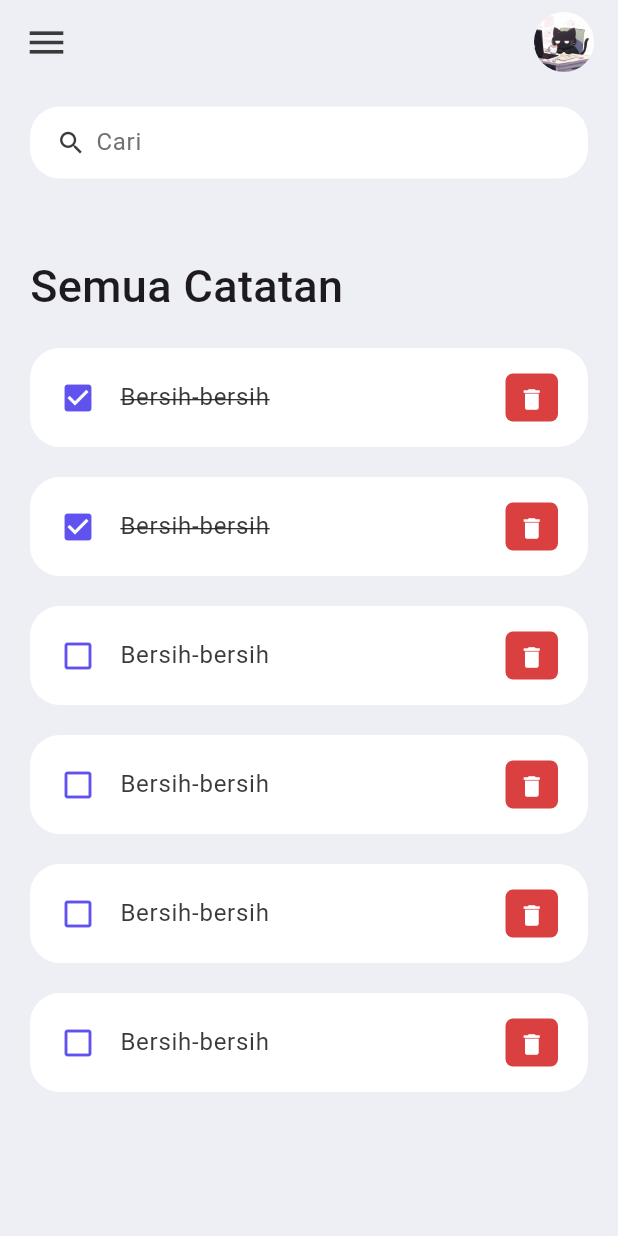
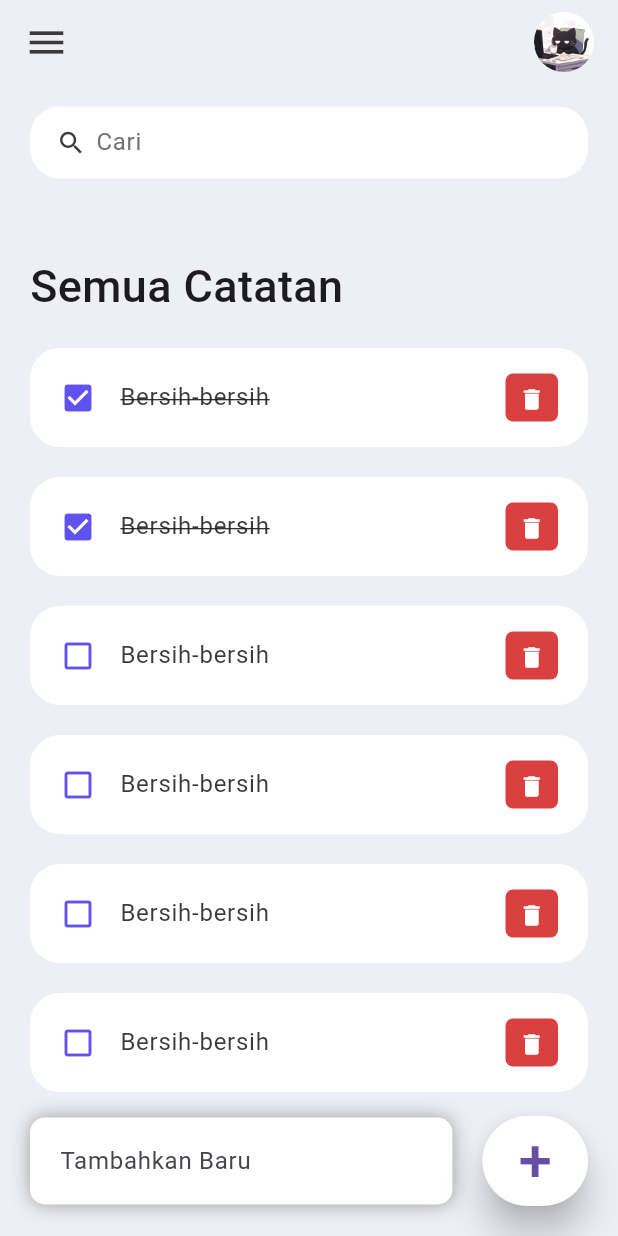
Before and after one commit to HengkerKucing/ToDo_Mobile, a Flutter app: the screen it shows after launch, on a phone screen of 412 x 824 dp. Run offline on Flutter 3.47's test engine with Material 3 defaults, Android fonts, the phone set to English and light mode, and no system bars.

Commit message:
add catatan section

```diff
--- a/lib/screens/home.dart
+++ b/lib/screens/home.dart
@@ -13,7 +13,9 @@ class HomePage extends StatelessWidget {
     return Scaffold(
       backgroundColor: tdBGColor,
         appBar: _buildAppBar(),
-        body: Container(
+        body: Stack(
+          children: [
+            Container(
               padding: EdgeInsets.symmetric(
                 horizontal: 20,
                 vertical: 15
@@ -36,6 +38,61 @@ class HomePage extends StatelessWidget {
                   )
                 ],
               )
+            ),
+            Align(
+              alignment: Alignment.bottomCenter,
+              child: Row(
+                children: [
+                  Expanded(child:
+                  Container(
+                    margin:
+                    EdgeInsets.only(
+                      bottom: 20,
+                      right: 20,
+                      left: 20
+                      ),
+                      padding: EdgeInsets.symmetric(
+                        horizontal: 20,
+                        vertical: 5,
+                      ),
+                      decoration: BoxDecoration(
+                        color: Colors.white,
+                        boxShadow: const [BoxShadow(
+                          color: Colors.grey,
+                          offset: Offset(0.0, 0.0),
+                          blurRadius: 10.0,
+                          spreadRadius: 0.0,
+                          ),],
+                          borderRadius: BorderRadius.circular(10)
+                      ),
+                      child: TextField(
+                        decoration: InputDecoration(
+                          hintText: 'Tambahkan Baru',
+                          border: InputBorder.none
+                        ),
+                      ),
+                      ),
+                      ),
+                      Container(
+                        margin: EdgeInsets.only(
+                          bottom: 20,
+                          right: 20
+                          ),
+                          child: ElevatedButton(
+                            child: Text('+',
+                            style: TextStyle(fontSize: 40),),
+                            onPressed: () {},
+                            style: ElevatedButton.styleFrom(
+                              backgroundColor: Colors.white,
+                              minimumSize: Size(60, 60),
+                              elevation: 10,
+                            ),
+                            ),
+                      )
+                ],
+              ),
+            )
+          ],
         ),
 
     );
```
Lines whose indentation alone changed are shown as unchanged.
